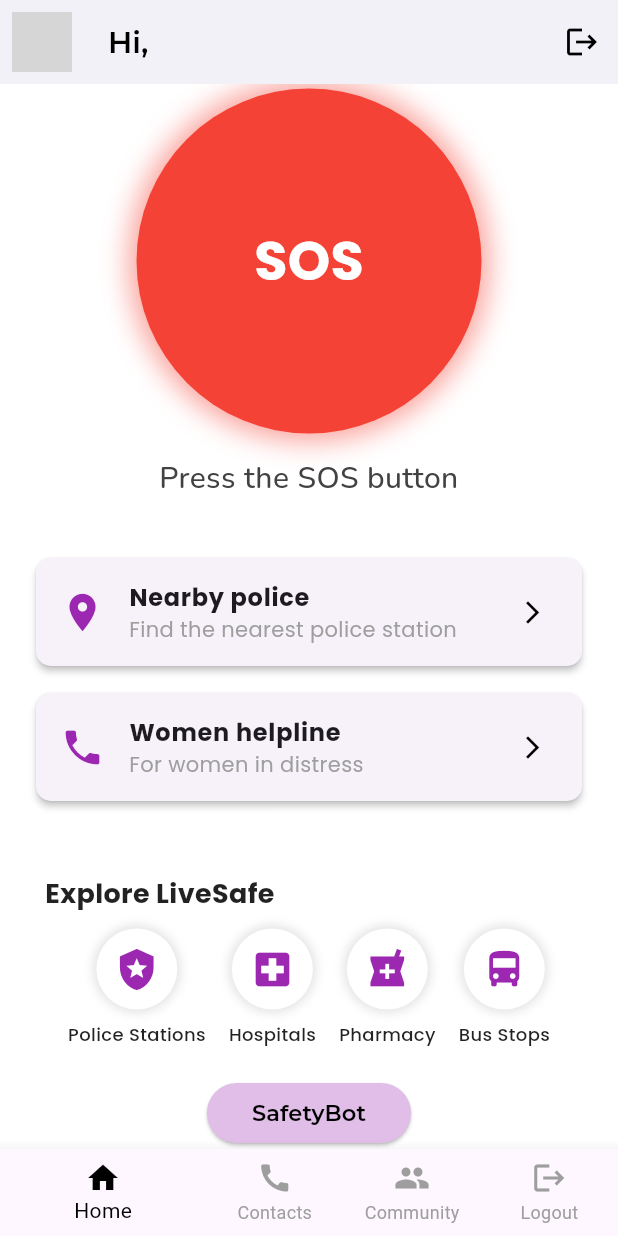
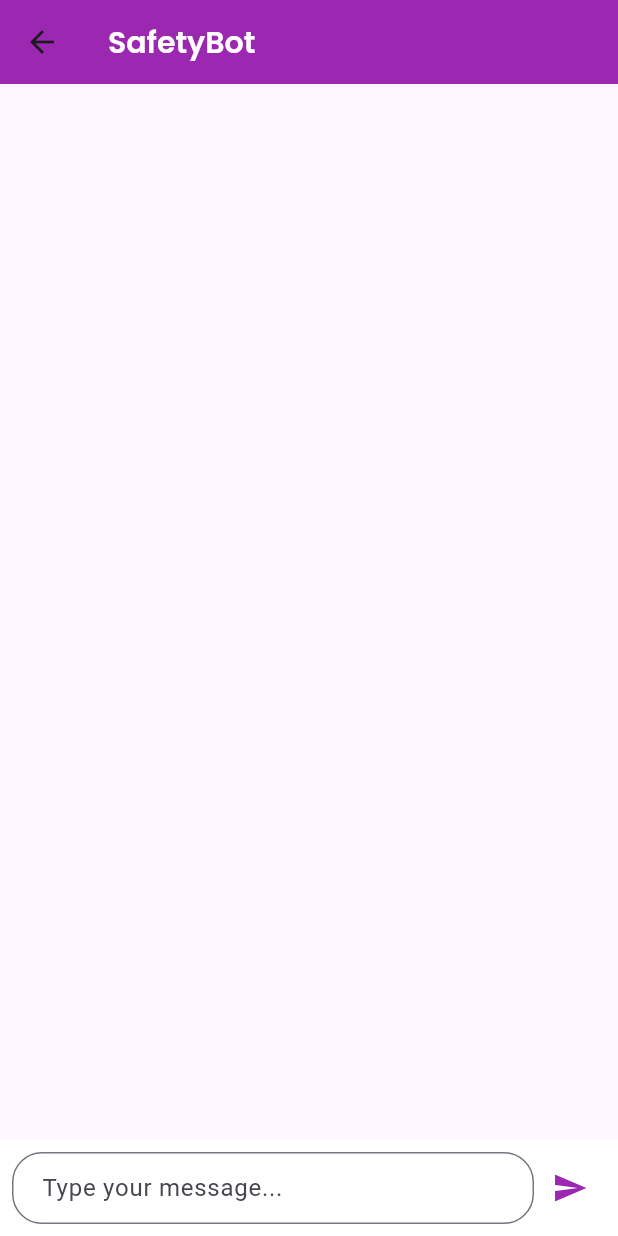
Before and after one commit to NarmathaaJb/Defen_She, a Flutter app: the screen it shows once a user with an empty profile is signed in, scrolled down 74 dp, after a tap on "SafetyBot", on a phone screen of 412 x 824 dp. Run offline on Flutter 3.47's test engine with Material 3 defaults, Android fonts, the light colour scheme and no system bars; our stand-ins replace firebase_auth, firebase_core, fluttertoast, google_fonts; missing offline and left inert: flutter_phone_direct_caller; accounts and stored records are empty; grey boxes are pictures that could not be loaded.

Commit message:
safetybot updated

```diff
--- a/defenshe/lib/pages/home_page.dart
+++ b/defenshe/lib/pages/home_page.dart
@@ -1,6 +1,7 @@
 import 'package:defenshe/pages/auth_page.dart';
 import 'package:defenshe/pages/community_page.dart';
 import 'package:defenshe/pages/contact_page.dart';
+import 'package:defenshe/pages/safetyBot.dart';
 import 'package:firebase_auth/firebase_auth.dart';
 import 'package:flutter/material.dart';
 import 'package:flutter_phone_direct_caller/flutter_phone_direct_caller.dart';
@@ -139,7 +140,10 @@ class HomePage extends StatelessWidget {
                 right: 20,
                 child: ElevatedButton(
                   onPressed: () {
-                // TODO: Implement SafetyBot functionality
+                    Navigator.push(
+                      context,
+                      MaterialPageRoute(builder: (context) => SafetyBot()),
+                    );
                   },
                   style: ElevatedButton.styleFrom(
                     backgroundColor: Colors.purple[100],
--- a/defenshe/lib/pages/safetyBot.dart
+++ b/defenshe/lib/pages/safetyBot.dart
@@ -1,10 +1,87 @@
 import 'package:flutter/material.dart';
+import 'package:google_fonts/google_fonts.dart';
 
-class Safetybot extends StatelessWidget {
-  const Safetybot({super.key});
+class SafetyBot extends StatefulWidget {
+  const SafetyBot({super.key});
+
+  @override
+  State<SafetyBot> createState() => _SafetyBotState();
+}
+
+class _SafetyBotState extends State<SafetyBot> {
+  final TextEditingController _messageController = TextEditingController();
+  List<Map<String, String>> messages = [];
+
+  void sendMessage() {
+    if (_messageController.text.isNotEmpty) {
+      setState(() {
+        messages.add({"sender": "user", "text": _messageController.text});
+        messages.add({"sender": "bot", "text": "I'm here to help! How can I assist you?"});
+      });
+      _messageController.clear();
+    }
+  }
 
   @override
   Widget build(BuildContext context) {
-    return const Placeholder();
+    return Scaffold(
+      appBar: AppBar(
+        backgroundColor: Colors.purple,
+        title: Text(
+          "SafetyBot",
+          style: GoogleFonts.poppins(fontSize: 20, fontWeight: FontWeight.w600, color: Colors.white),
+        ),
+      ),
+      body: Column(
+        children: [
+          Expanded(
+            child: ListView.builder(
+              padding: EdgeInsets.all(10),
+              itemCount: messages.length,
+              itemBuilder: (context, index) {
+                bool isUser = messages[index]["sender"] == "user";
+                return Align(
+                  alignment: isUser ? Alignment.centerRight : Alignment.centerLeft,
+                  child: Container(
+                    margin: EdgeInsets.symmetric(vertical: 5),
+                    padding: EdgeInsets.symmetric(horizontal: 14, vertical: 8),
+                    decoration: BoxDecoration(
+                      color: isUser ? Colors.purple[100] : Colors.grey[200],
+                      borderRadius: BorderRadius.circular(12),
+                    ),
+                    child: Text(
+                      messages[index]["text"]!,
+                      style: GoogleFonts.poppins(fontSize: 16),
+                    ),
+                  ),
+                );
+              },
+            ),
+          ),
+          Container(
+            padding: EdgeInsets.all(8),
+            color: Colors.white,
+            child: Row(
+              children: [
+                Expanded(
+                  child: TextField(
+                    controller: _messageController,
+                    decoration: InputDecoration(
+                      hintText: "Type your message...",
+                      border: OutlineInputBorder(borderRadius: BorderRadius.circular(20)),
+                      contentPadding: EdgeInsets.symmetric(horizontal: 16, vertical: 10),
+                    ),
+                  ),
+                ),
+                IconButton(
+                  icon: Icon(Icons.send, color: Colors.purple),
+                  onPressed: sendMessage,
+                ),
+              ],
+            ),
+          ),
+        ],
+      ),
+    );
   }
 }
```
